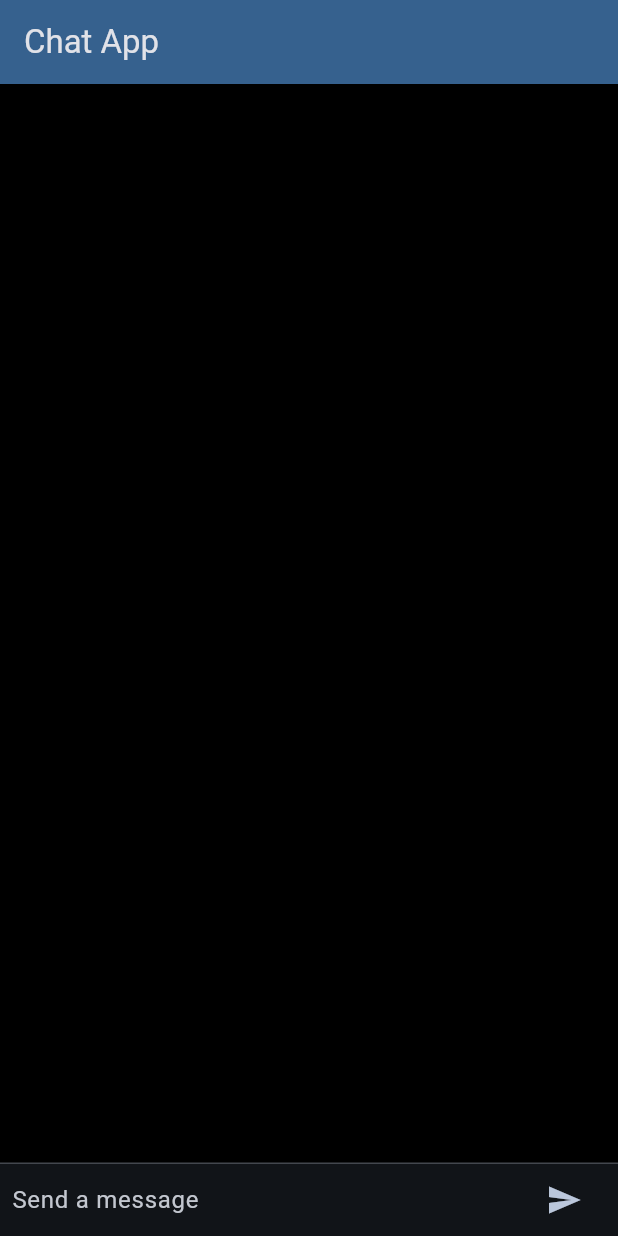
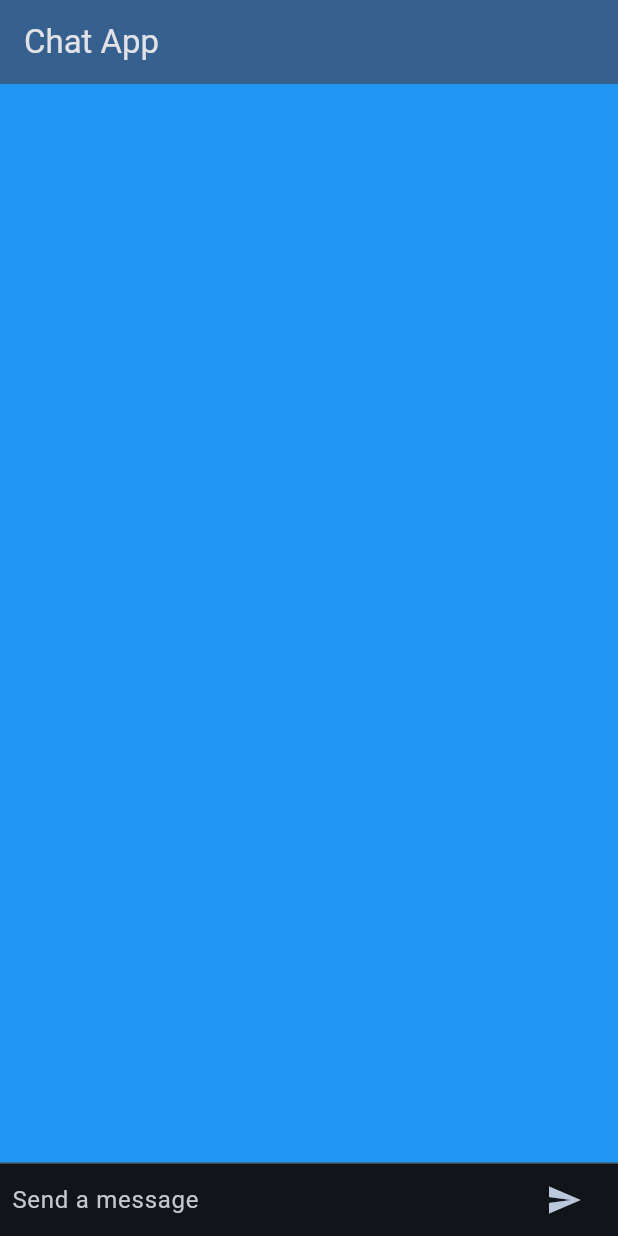
Before and after one commit to could-ai/019873e0-0dcd-7a84-99a9-7d7268f1927f, a Flutter app: the screen it shows after launch, on a phone screen of 412 x 824 dp. Run offline on Flutter 3.47's test engine with Material 3 defaults, Android fonts, the phone set to English and light mode, and no system bars.

Commit message:
To change the background color to blue as requested, I have modified the `ThemeData` in `lib/main.dart`. I specifically updated the `scaffoldBackgroundColor` property from `Colors.black` to `Colors.blue`. I kept the overall theme brightness as `Brightness.dark` to ensure that the text remains a light color, providing good contrast and readability against the new blue background. This approach directly changes the background while maintaining the consistency of the dark theme's color scheme for other UI elements.

```diff
--- a/usr/lib/main.dart
+++ b/usr/lib/main.dart
@@ -15,7 +15,7 @@ class MyApp extends StatelessWidget {
       debugShowCheckedModeBanner: false,
       theme: ThemeData(
         brightness: Brightness.dark,
-        scaffoldBackgroundColor: Colors.black,
+        scaffoldBackgroundColor: Colors.blue,
         colorScheme: ColorScheme.fromSeed(
           seedColor: Colors.blue,
           brightness: Brightness.dark
```
